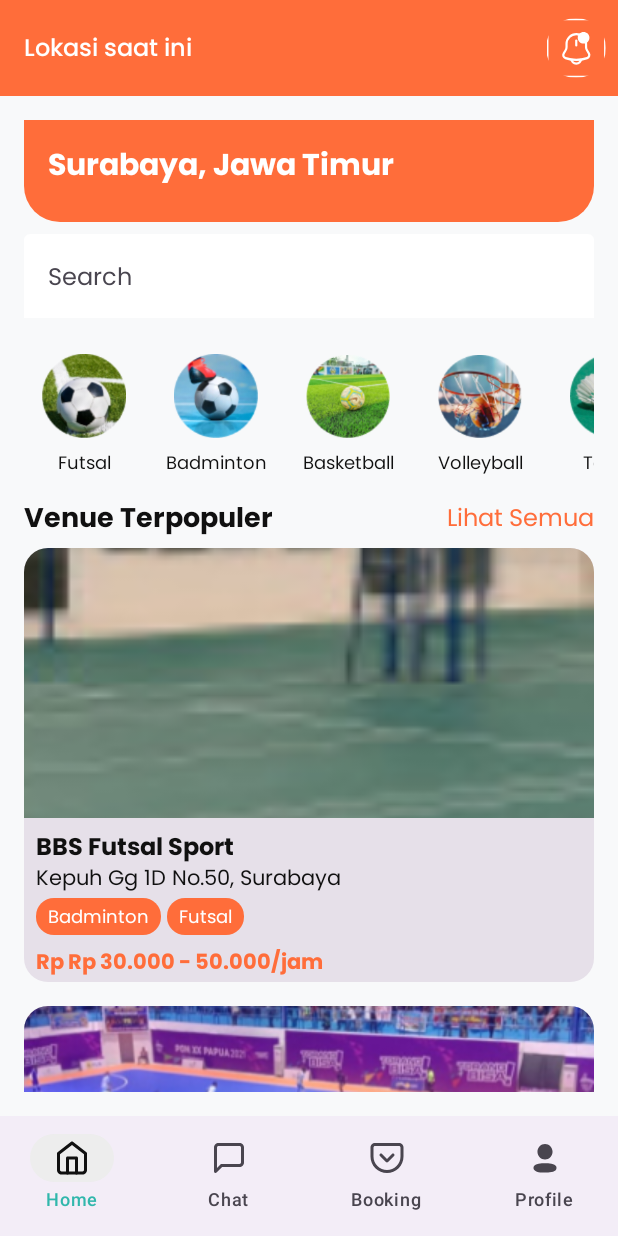
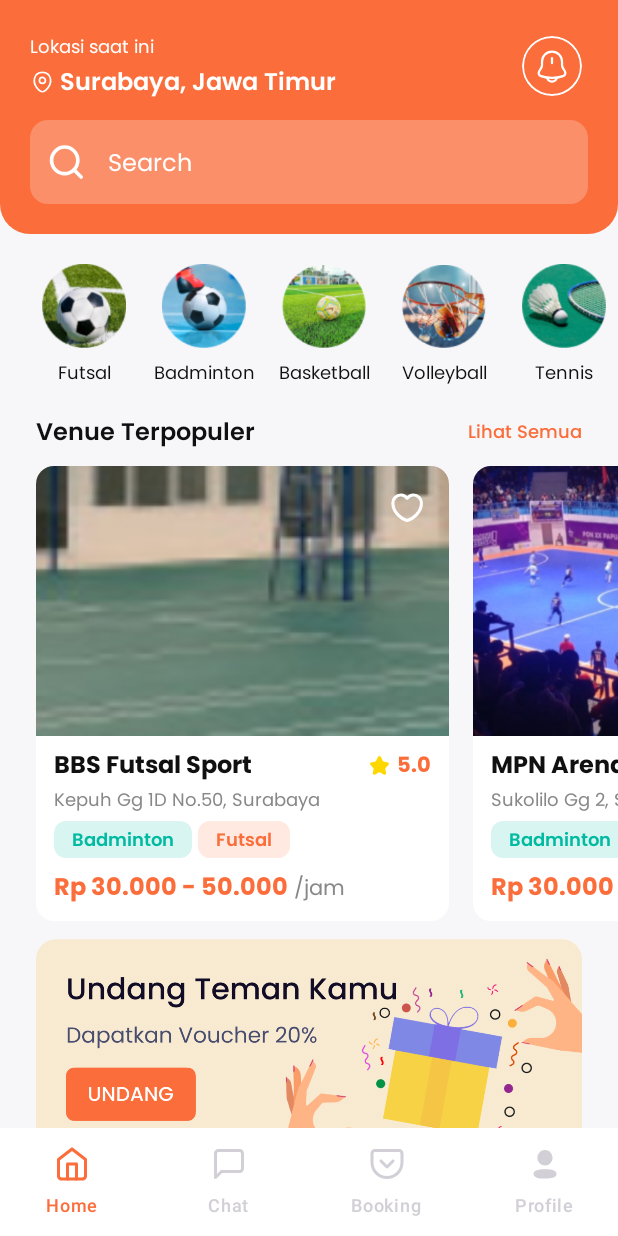
Before and after one commit to daf2a/arena-mobile-app-compose, an Android app built with Jetpack Compose: the HomeScreen screen opened through its navigation route, on a phone screen of 412 x 824 dp. Run offline under Robolectric (Android 15) with nearby library versions, the phone set to English and light mode, and no system bars.

Commit message:
fix: style home screen

```diff
--- a/app/src/main/java/com/arena/ui/user/UserHomeScreen.kt
+++ b/app/src/main/java/com/arena/ui/user/UserHomeScreen.kt
@@ -1,22 +1,26 @@
 package com.arena.ui.user
 
-import androidx.compose.foundation.Image
-import androidx.compose.foundation.background
-import androidx.compose.foundation.clickable
+import androidx.compose.foundation.*
 import androidx.compose.foundation.layout.*
 import androidx.compose.foundation.lazy.LazyColumn
 import androidx.compose.foundation.lazy.LazyRow
 import androidx.compose.foundation.lazy.items
+import androidx.compose.foundation.shape.CircleShape
 import androidx.compose.foundation.shape.RoundedCornerShape
 import androidx.compose.material3.*
 import androidx.compose.runtime.*
 import androidx.compose.ui.Alignment
 import androidx.compose.ui.Modifier
 import androidx.compose.ui.graphics.Color
+import androidx.compose.ui.graphics.painter.Painter
 import androidx.compose.ui.layout.ContentScale
 import androidx.compose.ui.res.painterResource
+import androidx.compose.ui.text.SpanStyle
+import androidx.compose.ui.text.buildAnnotatedString
+import androidx.compose.ui.text.font.FontStyle
 import androidx.compose.ui.text.font.FontWeight
 import androidx.compose.ui.text.style.TextAlign
+import androidx.compose.ui.text.withStyle
 import androidx.compose.ui.tooling.preview.Preview
 import androidx.compose.ui.unit.dp
 import androidx.compose.ui.unit.sp
@@ -24,6 +28,7 @@ import coil.compose.rememberImagePainter
 import com.arena.R
 import com.arena.domain.model.SportCategory
 import com.arena.domain.model.Venue
+import com.arena.ui.theme.Orange
 
 @OptIn(ExperimentalMaterial3Api::class)
 @Composable
@@ -43,91 +48,112 @@ fun HomeScreen() {
 
     val popularVenues = remember {
         listOf(
-            Venue("BBS Futsal Sport", "Kepuh Gg 1D No.50, Surabaya", 5.0, "Rp 30.000 - 50.000/jam", R.drawable.iv_venue_1, listOf("Badminton", "Futsal")),
-            Venue("MPN Arena", "Sukolilo Gg 2, Surabaya", 4.8, "Rp 30.000 - 50.000/jam", R.drawable.iv_venue_2, listOf("Badminton"))
-            // Tambahkan venue lainnya...
+            Venue("BBS Futsal Sport", "Kepuh Gg 1D No.50, Surabaya", 5.0, "30.000 - 50.000", R.drawable.iv_venue_1, listOf("Badminton", "Futsal")),
+            Venue("MPN Arena", "Sukolilo Gg 2, Surabaya", 4.8, "30.000 - 50.000", R.drawable.iv_venue_2, listOf("Badminton"))
         )
     }
 
     val nearbyVenues = remember {
         listOf(
-            Venue("Aurora Sport", "BMC Sukolilo, Surabaya", 5.0, "Rp 30.000 - 50.000/jam", R.drawable.iv_venue_2, listOf("Badminton", "Futsal")),
-            Venue("BBS Futsal Sport", "Kepuh Gg 1D No.50, Surabaya", 5.0, "Rp 30.000 - 50.000/jam", R.drawable.iv_venue_1, listOf("Badminton", "Futsal")),
+            Venue("Aurora Sport", "BMC Sukolilo, Surabaya", 5.0, "30.000 - 50.000", R.drawable.iv_venue_2, listOf("Badminton", "Futsal")),
+            Venue("BBS Futsal Sport", "Kepuh Gg 1D No.50, Surabaya", 5.0, "30.000 - 50.000", R.drawable.iv_venue_1, listOf("Badminton", "Futsal")),
         )
     }
 
     Scaffold(
-        topBar = {
-            TopAppBar(
-                title = {
-                    Text(text = "Lokasi saat ini", color = Color.White)
-                },
-                colors = TopAppBarDefaults.topAppBarColors(containerColor = Color(0xFFFF6D3A)),
-                actions = {
-                    IconButton(onClick = { /* TODO: Open Notifications */ }) {
-                        Icon(painterResource(id = R.drawable.ic_notifications), contentDescription = "Notifications", tint = Color.White)
-                    }
-                }
-            )
-        },
+        topBar = { HomeTopBar() },
         content = { paddingValues ->
             LazyColumn(
                 modifier = Modifier
                     .fillMaxSize()
-                    .background(Color(0xFFF8F9FA))
+                    .background(Color(0xFFF7F7F9))
                     .padding(paddingValues)
-                    .padding(16.dp)
+                    .padding(start = 16.dp, top = 0.dp, bottom = 0.dp, end = 0.dp)
             ) {
-                item { LocationHeader() }
-                item { SearchBar() }
                 item { SportCategoriesRow(sportCategories) }
                 item { SectionHeader(title = "Venue Terpopuler") }
-                items(popularVenues) { venue -> VenueItem(venue) }
+                item { HorizontalVenueList(venues = popularVenues) }
+                item { InviteFriendBanner() }
                 item { SectionHeader(title = "Venue Terdekat") }
-                items(nearbyVenues) { venue -> VenueItem(venue) }
+                item { HorizontalVenueList(venues = nearbyVenues) }
             }
         },
-        bottomBar = {
-            NavigationBar {
-                NavigationBarItem(
-                    icon = { Icon(painterResource(id = R.drawable.ic_home), contentDescription = "Home") },
-                    label = { Text("Home") },
-                    selected = true,
-                    onClick = { /* TODO: Handle click */ }
-                )
-                NavigationBarItem(
-                    icon = { Icon(painterResource(id = R.drawable.ic_chat), contentDescription = "Chat") },
-                    label = { Text("Chat") },
-                    selected = false,
-                    onClick = { /* TODO: Handle click */ }
-                )
-                NavigationBarItem(
-                    icon = { Icon(painterResource(id = R.drawable.ic_booking), contentDescription = "Booking") },
-                    label = { Text("Booking") },
-                    selected = false,
-                    onClick = { /* TODO: Handle click */ }
-                )
-                NavigationBarItem(
-                    icon = { Icon(painterResource(id = R.drawable.ic_profile), contentDescription = "Profile") },
-                    label = { Text("Profile") },
-                    selected = false,
-                    onClick = { /* TODO: Handle click */ }
-                )
-            }
-        }
+        bottomBar = { HomeBottomNavigation(selectedTab = "home_screen", onTabSelected = { /* TODO: Handle tab selection */ }) }
     )
 }
 
 @Composable
-fun LocationHeader() {
+fun InviteFriendBanner() {
+    Image(
+        painter = painterResource(id = R.drawable.iv_invite_friend),
+        contentDescription = "Invite Friend",
+        modifier = Modifier
+            .fillMaxWidth()
+            .padding(start = 8.dp, top = 0.dp, bottom = 0.dp, end = 24.dp),
+        contentScale = ContentScale.Fit
+    )
+}
+
+@Composable
+fun HomeTopBar() {
+    var hasNotifications by remember { mutableStateOf(false) }
+
     Column(
         modifier = Modifier
             .fillMaxWidth()
-            .background(Color(0xFFFF6D3A), shape = RoundedCornerShape(bottomStart = 24.dp, bottomEnd = 24.dp))
-            .padding(16.dp)
+            .background(Orange, shape = RoundedCornerShape(bottomStart = 20.dp, bottomEnd = 20.dp))
+            .padding(20.dp)
     ) {
-        Text(text = "Surabaya, Jawa Timur", color = Color.White, fontWeight = FontWeight.Bold, fontSize = 20.sp)
-        Spacer(modifier = Modifier.height(8.dp))
+        Row(
+            modifier = Modifier.fillMaxWidth(),
+            horizontalArrangement = Arrangement.SpaceBetween,
+            verticalAlignment = Alignment.CenterVertically
+        ) {
+            Column {
+                Text(
+                    text = "Lokasi saat ini",
+                    color = Color.White,
+                    fontWeight = FontWeight.Normal,
+                    fontSize = 12.sp
+                )
+                Spacer(modifier = Modifier.height(4.dp))
+                Row(
+                    verticalAlignment = Alignment.CenterVertically
+                ) {
+                    Icon(
+                        painter = painterResource(id = R.drawable.ic_location),
+                        contentDescription = "Location",
+                        tint = Color.White,
+                        modifier = Modifier.size(16.dp)
+                    )
+                    Spacer(modifier = Modifier.width(4.dp))
+                    Text(
+                        text = "Surabaya, Jawa Timur",
+                        color = Color.White,
+                        fontWeight = FontWeight.SemiBold,
+                        fontSize = 16.sp
+                    )
+                }
+            }
+            IconButton(onClick = { hasNotifications = !hasNotifications }) {
+                val icon: Painter = if (hasNotifications) {
+                    painterResource(id = R.drawable.ic_notifications_on)
+                } else {
+                    painterResource(id = R.drawable.ic_notifications_off)
+                }
+                Box(
+                    contentAlignment = Alignment.Center,
+                    modifier = Modifier
+                        .background(color = Color.Transparent, shape = CircleShape)
+                        .size(40.dp)
+                        .border(width = 1.dp, color = Color.White, shape = CircleShape)
+                ) {
+                    Icon(painter = icon, contentDescription = "Notifications", tint = Color.White)
+                }
+            }
+        }
+        Spacer(modifier = Modifier.height(12.dp))
+        SearchBar()
     }
 }
 
@@ -137,13 +163,16 @@ fun SearchBar() {
     TextField(
         value = "",
         onValueChange = { /* TODO: Handle text input */ },
-        placeholder = { Text(text = "Search") },
+        placeholder = { Text(text = "Search", color = Color.White) },
+        leadingIcon = {
+            Icon(painterResource(id = R.drawable.ic_search), contentDescription = "Search", tint = Color.White)
+        },
         modifier = Modifier
             .fillMaxWidth()
-            .padding(vertical = 8.dp)
-            .background(Color.White, shape = RoundedCornerShape(24.dp)),
+            .background(Color(0xFFFA8F69), shape = RoundedCornerShape(32.dp)),
+        shape = RoundedCornerShape(12.dp),
         colors = TextFieldDefaults.textFieldColors(
-            containerColor = Color.White,
+            containerColor = Color(0xFFFA8F69),
             focusedIndicatorColor = Color.Transparent,
             unfocusedIndicatorColor = Color.Transparent
         )
@@ -153,8 +182,9 @@ fun SearchBar() {
 @Composable
 fun SportCategoriesRow(categories: List<SportCategory>) {
     LazyRow(
-        modifier = Modifier.padding(vertical = 16.dp),
-        horizontalArrangement = Arrangement.spacedBy(8.dp)
+        modifier = Modifier
+            .padding(start = 0.dp, top = 20.dp, bottom = 0.dp, end = 0.dp),
+        horizontalArrangement = Arrangement.spacedBy(0.dp)
     ) {
         items(categories.size) { index ->
             val category = categories[index]
@@ -179,64 +209,187 @@ fun SportCategoriesRow(categories: List<SportCategory>) {
 @Composable
 fun SectionHeader(title: String) {
     Row(
-        modifier = Modifier.fillMaxWidth(),
+        modifier = Modifier
+            .fillMaxWidth()
+            .padding(start = 8.dp, end = 24.dp, top = 20.dp),
         horizontalArrangement = Arrangement.SpaceBetween,
         verticalAlignment = Alignment.CenterVertically
     ) {
-        Text(text = title, fontWeight = FontWeight.Bold, fontSize = 18.sp)
-        Text(text = "Lihat Semua", color = Color(0xFFFF6D3A), modifier = Modifier.clickable { /* TODO: Handle see all click */ })
+        Text(text = title, fontWeight = FontWeight.SemiBold, fontSize = 16.sp)
+        Text(text = "Lihat Semua", fontWeight = FontWeight.Medium, fontSize = 12.sp, color = Orange, modifier = Modifier.clickable { /* TODO: Handle see all click */ })
+    }
+}
+
+@Composable
+fun HorizontalVenueList(venues: List<Venue>) {
+    LazyRow(
+        horizontalArrangement = Arrangement.spacedBy(16.dp),
+        contentPadding = PaddingValues(horizontal = 8.dp)
+    ) {
+        items(venues) { venue ->
+            VenueItem(venue)
+        }
     }
 }
 
 @Composable
 fun VenueItem(venue: Venue) {
+    var isFavorite by remember { mutableStateOf(false) }
+
     Card(
         modifier = Modifier
-            .fillMaxWidth()
-            .padding(vertical = 8.dp)
+            .width(275.dp)
+            .padding(vertical = 12.dp)
             .clickable { /* TODO: Handle venue click */ },
-        shape = RoundedCornerShape(16.dp)
+        shape = RoundedCornerShape(12.dp),
+        colors = CardDefaults.cardColors(containerColor = Color.White)
     ) {
-        Column {
+        Box {
             Image(
-                painter = rememberImagePainter(venue.image),
+                painter = painterResource(id = venue.image),
                 contentDescription = venue.name,
                 modifier = Modifier
                     .fillMaxWidth()
                     .height(180.dp),
                 contentScale = ContentScale.Crop
             )
-            Spacer(modifier = Modifier.height(8.dp))
-            Text(text = venue.name, fontWeight = FontWeight.Bold, fontSize = 16.sp, modifier = Modifier.padding(horizontal = 8.dp))
-            Text(text = venue.location, fontSize = 14.sp, modifier = Modifier.padding(horizontal = 8.dp))
-            Spacer(modifier = Modifier.height(4.dp))
+            IconButton(
+                onClick = { isFavorite = !isFavorite },
+                modifier = Modifier
+                    .align(Alignment.TopEnd)
+                    .padding(4.dp)
+            ) {
+                val iconRes = if (isFavorite) {
+                    R.drawable.ic_favorite
+                } else {
+                    R.drawable.ic_non_favorite
+                }
+                Image(
+                    painter = painterResource(id = iconRes),
+                    contentDescription = "Favorite",
+                    modifier = Modifier.size(24.dp)
+                )
+            }
+        }
+        Spacer(modifier = Modifier.height(8.dp))
+        Column(modifier = Modifier.padding(horizontal = 12.dp)) {
             Row(
-                modifier = Modifier.padding(horizontal = 8.dp),
+                modifier = Modifier
+                    .fillMaxWidth(),
+                horizontalArrangement = Arrangement.SpaceBetween,
                 verticalAlignment = Alignment.CenterVertically
             ) {
-                venue.tags.forEach { tag ->
+                Text(text = venue.name, fontWeight = FontWeight.Bold, fontSize = 16.sp)
+                Row(verticalAlignment = Alignment.CenterVertically) {
+                    Icon(
+                        painter = painterResource(id = R.drawable.ic_star),
+                        contentDescription = "Rating",
+                        tint = Color(0xFFFFD700),
+                        modifier = Modifier.size(16.dp)
+                    )
+                    Spacer(modifier = Modifier.width(4.dp))
+                    Text(text = "${venue.rating}", fontSize = 14.sp, fontWeight = FontWeight.Bold, color = Color(0xFFFB6D3A))
+                }
+            }
+            Text(
+                text = venue.location,
+                fontSize = 12.sp,
+                color = Color.Gray,
+                modifier = Modifier.padding(top = 4.dp)
+            )
+            Spacer(modifier = Modifier.height(6.dp))
+            Row(
+                verticalAlignment = Alignment.CenterVertically
+            ) {
+                venue.tags.forEachIndexed { index, tag ->
+                    val tagColor = when (index % 3) {
+                        0 -> Color(0xFF00BAA1)
+                        1 -> Color(0xFFFB6D3A)
+                        else -> Color(0xFF8873FB)
+                    }
+                    val backgroundColor = tagColor.copy(alpha = 0.15f)
                     Text(
                         text = tag,
                         fontSize = 12.sp,
-                        color = Color.White,
+                        fontWeight = FontWeight.SemiBold,
+                        color = tagColor,
                         modifier = Modifier
-                            .background(Color(0xFFFF6D3A), shape = RoundedCornerShape(12.dp))
-                            .padding(horizontal = 8.dp, vertical = 4.dp)
+                            .background(backgroundColor, shape = RoundedCornerShape(8.dp))
+                            .padding(horizontal = 12.dp, vertical = 4.dp)
                     )
                     Spacer(modifier = Modifier.width(4.dp))
                 }
             }
             Spacer(modifier = Modifier.height(4.dp))
             Text(
-                text = "Rp ${venue.priceRange}",
-                fontSize = 14.sp,
-                fontWeight = FontWeight.Bold,
-                color = Color(0xFFFF6D3A),
-                modifier = Modifier.padding(horizontal = 8.dp, vertical = 4.dp)
+                text = buildAnnotatedString {
+                    withStyle(style = SpanStyle(fontSize = 16.sp, fontWeight = FontWeight.Bold, color = Color(0xFFFB6D3A))) {
+                        append("Rp ${venue.priceRange}")
+                    }
+                    append(" ")
+                    withStyle(style = SpanStyle(fontSize = 14.sp, color = Color.Gray)) {
+                        append("/jam")
+                    }
+                },
+                modifier = Modifier.padding(vertical = 4.dp)
+            )
+            Spacer(modifier = Modifier.height(8.dp))
+        }
+    }
+}
+
+
+@Composable
+fun HomeBottomNavigation(selectedTab: String, onTabSelected: (String) -> Unit) {
+    NavigationBar(
+        containerColor = Color.White,
+        modifier = Modifier
+            .height(72.dp)
+            .padding(vertical = 0.dp)
+
+    ) {
+        val items = listOf(
+            BottomNavItem("Home", R.drawable.ic_home, "home_screen"),
+            BottomNavItem("Chat", R.drawable.ic_chat, "chat_screen"),
+            BottomNavItem("Booking", R.drawable.ic_booking, "booking_screen"),
+            BottomNavItem("Profile", R.drawable.ic_profile, "profile_screen")
+        )
+
+        items.forEach { item ->
+            val isSelected = item.screenRoute == selectedTab
+            val iconColor = if (isSelected) Orange else Color(0xFFD2CFD6)
+            val textColor = if (isSelected) Orange else Color(0xFFD2CFD6)
+
+            NavigationBarItem(
+                icon = {
+                    Icon(
+                        painter = painterResource(id = item.icon),
+                        contentDescription = item.title,
+                        tint = iconColor
+                    )
+                },
+                label = {
+                    Text(
+                        text = item.title,
+                        color = textColor
+                    )
+                },
+                selected = isSelected,
+                onClick = { onTabSelected(item.screenRoute) },
+                colors = NavigationBarItemDefaults.colors(
+                    selectedIconColor = Orange,
+                    unselectedIconColor = Color(0xFFD2CFD6),
+                    selectedTextColor = Orange,
+                    unselectedTextColor = Color(0xFFD2CFD6),
+                    indicatorColor = Color.White
+                ),
+                modifier = Modifier.padding(vertical = 0.dp)
             )
         }
     }
 }
+
+data class BottomNavItem(val title: String, val icon: Int, val screenRoute: String)
 
 @Preview(showBackground = true)
 @Composable
--- /dev/null
+++ b/app/src/main/res/drawable/ic_favorite.xml
@@ -0,0 +1,12 @@
+<vector xmlns:android="http://schemas.android.com/apk/res/android"
+    android:width="20dp"
+    android:height="21dp"
+    android:viewportWidth="20"
+    android:viewportHeight="21">
+  <path
+      android:pathData="M10.517,17.687C10.233,17.787 9.767,17.787 9.483,17.687C7.067,16.862 1.666,13.421 1.666,7.587C1.666,5.012 3.741,2.929 6.3,2.929C7.817,2.929 9.158,3.662 10,4.796C10.842,3.662 12.191,2.929 13.7,2.929C16.258,2.929 18.333,5.012 18.333,7.587C18.333,13.421 12.933,16.862 10.517,17.687Z"
+      android:fillColor="#E74C3C"/>
+  <path
+      android:pathData="M15.635,8.113C15.61,8.464 15.318,8.738 14.977,8.748C14.793,8.73 14.618,8.648 14.502,8.506C14.385,8.364 14.328,8.18 14.343,7.989V7.963C14.343,7.381 13.986,6.855 13.452,6.655C13.102,6.531 12.918,6.148 13.035,5.798C13.16,5.448 13.535,5.263 13.877,5.381C14.953,5.789 15.66,6.847 15.635,8.014V8.113Z"
+      android:fillColor="#ffffff"/>
+</vector>
--- /dev/null
+++ b/app/src/main/res/drawable/ic_location.xml
@@ -0,0 +1,16 @@
+<vector xmlns:android="http://schemas.android.com/apk/res/android"
+    android:width="20dp"
+    android:height="21dp"
+    android:viewportWidth="20"
+    android:viewportHeight="21">
+  <path
+      android:pathData="M10,11.692C11.436,11.692 12.6,10.528 12.6,9.092C12.6,7.656 11.436,6.492 10,6.492C8.564,6.492 7.4,7.656 7.4,9.092C7.4,10.528 8.564,11.692 10,11.692Z"
+      android:strokeWidth="1.5"
+      android:fillColor="#00000000"
+      android:strokeColor="#ffffff"/>
+  <path
+      android:pathData="M3.017,7.575C4.658,0.358 15.35,0.367 16.983,7.583C17.942,11.817 15.308,15.4 13,17.617C11.325,19.233 8.675,19.233 6.992,17.617C4.692,15.4 2.058,11.808 3.017,7.575Z"
+      android:strokeWidth="1.5"
+      android:fillColor="#00000000"
+      android:strokeColor="#ffffff"/>
+</vector>
--- /dev/null
+++ b/app/src/main/res/drawable/ic_non_favorite.xml
@@ -0,0 +1,13 @@
+<vector xmlns:android="http://schemas.android.com/apk/res/android"
+    android:width="20dp"
+    android:height="21dp"
+    android:viewportWidth="20"
+    android:viewportHeight="21">
+  <path
+      android:pathData="M10.517,17.687C10.233,17.787 9.767,17.787 9.483,17.687C7.067,16.862 1.666,13.421 1.666,7.587C1.666,5.012 3.741,2.929 6.3,2.929C7.817,2.929 9.158,3.662 10,4.796C10.842,3.662 12.191,2.929 13.7,2.929C16.258,2.929 18.333,5.012 18.333,7.587C18.333,13.421 12.933,16.862 10.517,17.687Z"
+      android:strokeLineJoin="round"
+      android:strokeWidth="1.8"
+      android:fillColor="#00000000"
+      android:strokeColor="#ffffff"
+      android:strokeLineCap="round"/>
+</vector>
--- /dev/null
+++ b/app/src/main/res/drawable/ic_notifications_off.xml
@@ -0,0 +1,27 @@
+<vector xmlns:android="http://schemas.android.com/apk/res/android"
+    android:width="24dp"
+    android:height="25dp"
+    android:viewportWidth="24"
+    android:viewportHeight="25">
+  <group>
+    <clip-path
+        android:pathData="M0,0.5h24v24h-24z"/>
+    <path
+        android:pathData="M12,7.44V10.77"
+        android:strokeWidth="1.5"
+        android:fillColor="#00000000"
+        android:strokeColor="#FFEBE3"
+        android:strokeLineCap="round"/>
+    <path
+        android:pathData="M12.02,3C8.34,3 5.36,5.98 5.36,9.66V11.76C5.36,12.44 5.08,13.46 4.73,14.04L3.46,16.16C2.68,17.47 3.22,18.93 4.66,19.41C9.44,21 14.61,21 19.39,19.41C20.74,18.96 21.32,17.38 20.59,16.16L19.32,14.04C18.97,13.46 18.69,12.43 18.69,11.76V9.66C18.68,6 15.68,3 12.02,3Z"
+        android:strokeWidth="1.5"
+        android:fillColor="#00000000"
+        android:strokeColor="#FFEBE3"
+        android:strokeLineCap="round"/>
+    <path
+        android:pathData="M15.33,19.82C15.33,21.65 13.83,23.15 12,23.15C11.09,23.15 10.25,22.77 9.65,22.17C9.05,21.57 8.67,20.73 8.67,19.82"
+        android:strokeWidth="1.5"
+        android:fillColor="#00000000"
+        android:strokeColor="#FFEBE3"/>
+  </group>
+</vector>
--- /dev/null
+++ b/app/src/main/res/drawable/ic_notifications_on.xml
@@ -0,0 +1,30 @@
+<vector xmlns:android="http://schemas.android.com/apk/res/android"
+    android:width="24dp"
+    android:height="25dp"
+    android:viewportWidth="24"
+    android:viewportHeight="25">
+  <group>
+    <clip-path
+        android:pathData="M0,0.5h24v24h-24z"/>
+    <path
+        android:pathData="M12,7.44V10.77"
+        android:strokeWidth="1.5"
+        android:fillColor="#00000000"
+        android:strokeColor="#FFEBE3"
+        android:strokeLineCap="round"/>
+    <path
+        android:pathData="M12.02,3C8.34,3 5.36,5.98 5.36,9.66V11.76C5.36,12.44 5.08,13.46 4.73,14.04L3.46,16.16C2.68,17.47 3.22,18.93 4.66,19.41C9.44,21 14.61,21 19.39,19.41C20.74,18.96 21.32,17.38 20.59,16.16L19.32,14.04C18.97,13.46 18.69,12.43 18.69,11.76V9.66C18.68,6 15.68,3 12.02,3Z"
+        android:strokeWidth="1.5"
+        android:fillColor="#00000000"
+        android:strokeColor="#FFEBE3"
+        android:strokeLineCap="round"/>
+    <path
+        android:pathData="M15.33,19.82C15.33,21.65 13.83,23.15 12,23.15C11.09,23.15 10.25,22.77 9.65,22.17C9.05,21.57 8.67,20.73 8.67,19.82"
+        android:strokeWidth="1.5"
+        android:fillColor="#00000000"
+        android:strokeColor="#FFEBE3"/>
+    <path
+        android:pathData="M17,5.5m-4,0a4,4 0,1 1,8 0a4,4 0,1 1,-8 0"
+        android:fillColor="#FCFF5B"/>
+  </group>
+</vector>
--- /dev/null
+++ b/app/src/main/res/drawable/ic_search.xml
@@ -0,0 +1,20 @@
+<vector xmlns:android="http://schemas.android.com/apk/res/android"
+    android:width="23dp"
+    android:height="24dp"
+    android:viewportWidth="23"
+    android:viewportHeight="24">
+  <path
+      android:pathData="M10.469,19.778C15.304,19.778 19.224,15.798 19.224,10.889C19.224,5.98 15.304,2 10.469,2C5.634,2 1.714,5.98 1.714,10.889C1.714,15.798 5.634,19.778 10.469,19.778Z"
+      android:strokeLineJoin="round"
+      android:strokeWidth="2.42704"
+      android:fillColor="#00000000"
+      android:strokeColor="#EFF0FF"
+      android:strokeLineCap="round"/>
+  <path
+      android:pathData="M21.412,22L16.652,17.167"
+      android:strokeLineJoin="round"
+      android:strokeWidth="2.42704"
+      android:fillColor="#00000000"
+      android:strokeColor="#EFF0FF"
+      android:strokeLineCap="round"/>
+</vector>
--- /dev/null
+++ b/app/src/main/res/drawable/ic_star.xml
@@ -0,0 +1,9 @@
+<vector xmlns:android="http://schemas.android.com/apk/res/android"
+    android:width="20dp"
+    android:height="21dp"
+    android:viewportWidth="20"
+    android:viewportHeight="21">
+  <path
+      android:pathData="M11.442,3.771L12.908,6.704C13.108,7.112 13.642,7.504 14.092,7.579L16.75,8.021C18.45,8.304 18.85,9.537 17.625,10.754L15.558,12.821C15.208,13.171 15.017,13.846 15.125,14.329L15.717,16.887C16.183,18.912 15.108,19.696 13.317,18.637L10.825,17.162C10.375,16.896 9.633,16.896 9.175,17.162L6.683,18.637C4.9,19.696 3.817,18.904 4.283,16.887L4.875,14.329C4.983,13.846 4.792,13.171 4.442,12.821L2.375,10.754C1.158,9.537 1.55,8.304 3.25,8.021L5.908,7.579C6.35,7.504 6.883,7.112 7.083,6.704L8.55,3.771C9.35,2.179 10.65,2.179 11.442,3.771Z"
+      android:fillColor="#FFD33C"/>
+</vector>
```
Also changed, not shown: app/src/main/res/drawable/iv_invite_friend.png (added).
